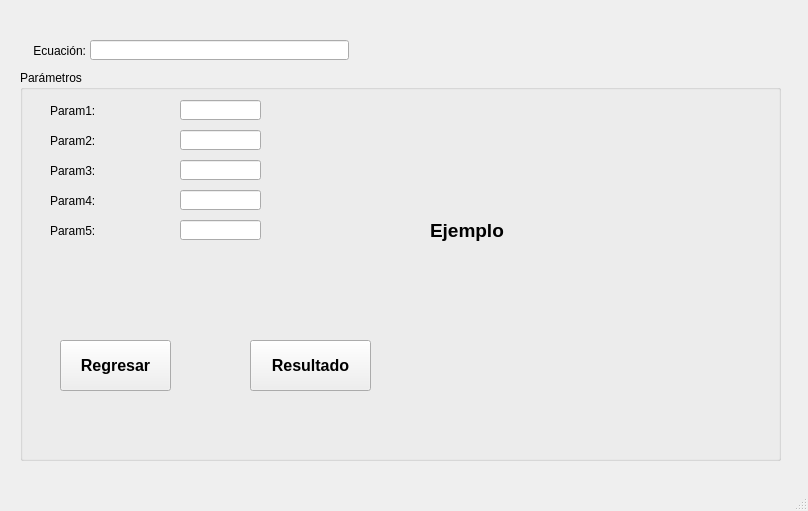
Old version of the form ProyectoMetodosNumericos/Ventanas/Input.ui in the repository jimmybanegas/ProyectoMetodosNumericos.
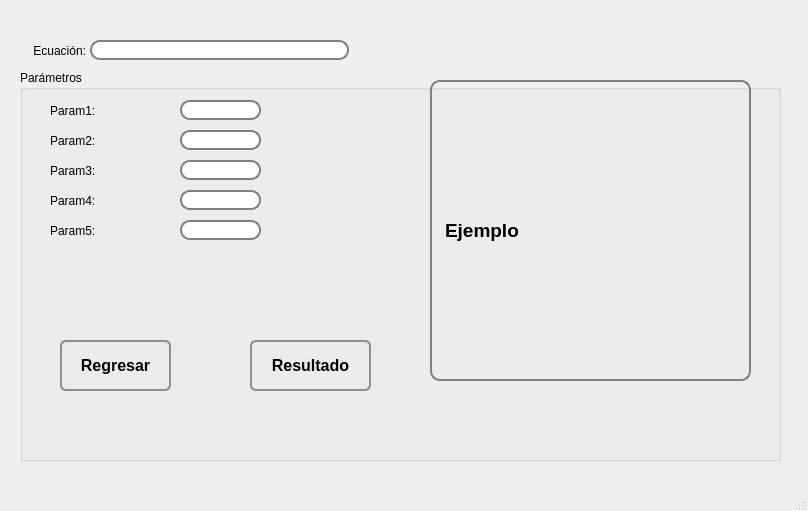
New version of the form. Icons and pictures are not drawn.

Patch:
```diff
--- a/ProyectoMetodosNumericos/Ventanas/Input.ui
+++ b/ProyectoMetodosNumericos/Ventanas/Input.ui
@@ -27,6 +27,13 @@
       <height>20</height>
      </rect>
     </property>
+    <property name="styleSheet">
+     <string notr="true"> border: 2px solid gray;
+     border-radius: 10px;
+     padding: 0 8px;
+     background: white;
+     selection-background-color: darkgray;</string>
+    </property>
    </widget>
    <widget class="QLabel" name="label">
     <property name="geometry">
@@ -53,6 +60,15 @@
       <height>391</height>
      </rect>
     </property>
+    <property name="styleSheet">
+     <string notr="true">QLineEdit{
+	 border: 2px solid gray;
+     border-radius: 10px;
+     padding: 0 8px;
+     background: white;
+     selection-background-color: darkgray;
+}</string>
+    </property>
     <property name="title">
      <string>Parámetros</string>
     </property>
@@ -187,6 +203,14 @@
        <bold>true</bold>
       </font>
      </property>
+     <property name="styleSheet">
+      <string notr="true"> border: 2px solid #8f8f91;
+     border-radius: 6px;
+     background-color: qlineargradient(x1: 0, y1: 0, x2: 0, y2: 1,
+                                       stop: 0 #f6f7fa, stop: 1 #dadbde);
+     min-width: 80px;
+ </string>
+     </property>
      <property name="text">
       <string>Resultado</string>
      </property>
@@ -211,6 +235,11 @@
        <bold>true</bold>
       </font>
      </property>
+     <property name="styleSheet">
+      <string notr="true"> border: 2px solid gray;
+     border-radius: 10px;
+     padding: 0 8px;</string>
+     </property>
      <property name="text">
       <string>Ejemplo</string>
      </property>
@@ -231,6 +260,14 @@
        <bold>true</bold>
       </font>
      </property>
+     <property name="styleSheet">
+      <string notr="true"> border: 2px solid #8f8f91;
+     border-radius: 6px;
+     background-color: qlineargradient(x1: 0, y1: 0, x2: 0, y2: 1,
+                                       stop: 0 #f6f7fa, stop: 1 #dadbde);
+     min-width: 80px;
+ </string>
+     </property>
      <property name="text">
       <string>Regresar</string>
      </property>
```
